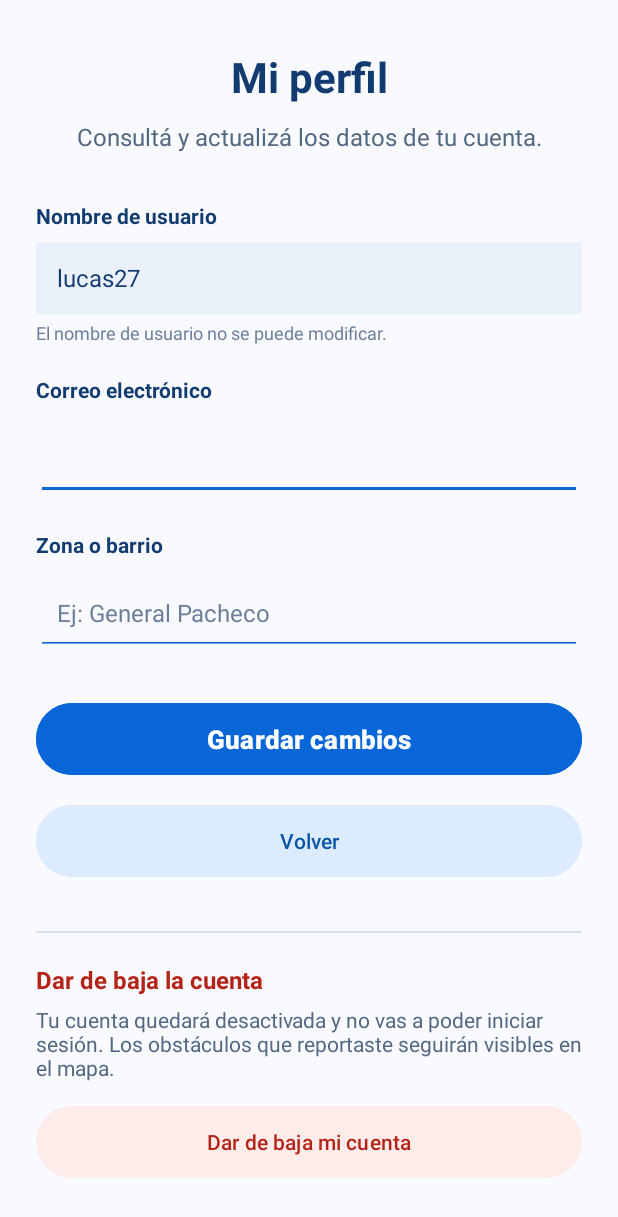
After one commit to agustin-Hz/Rutas-Inclusivas-Android, an Android app: the layout activity_perfil.xml on its own in the app's theme, with its tools: preview values and no code run, on a phone screen of 412 x 824 dp. The commit adds this screen. Shown: the top 1217 px of the screen. Run offline under Robolectric (Android 15) with nearby library versions, the phone set to English and light mode, and no system bars.

Commit message:
Agrega textos y diseno de la pantalla Mi perfil

```diff
--- /dev/null
+++ b/app/src/main/java/rutas/inclusivas/PerfilActivity.java
@@ -0,0 +1,4 @@
+package rutas.inclusivas;
+
+public class PerfilActivity {
+}
--- a/app/src/main/java/rutas/inclusivas/SessionManager.java
+++ b/app/src/main/java/rutas/inclusivas/SessionManager.java
@@ -46,6 +46,12 @@ public class SessionManager {
     public String getCorreo() { return prefs.getString(K_CORREO, ""); }
     public String getZona() { return prefs.getString(K_ZONA, ""); }
 
+    public void actualizarDatos(String correo, String zona) {
+        prefs.edit()
+                .putString(K_CORREO, correo)
+                .putString(K_ZONA, zona == null ? "" : zona)
+                .apply();
+    }
     public void cerrarSesion() {
         prefs.edit().clear().apply();
     }
--- /dev/null
+++ b/app/src/main/res/layout/activity_perfil.xml
@@ -0,0 +1,198 @@
+<?xml version="1.0" encoding="utf-8"?>
+<androidx.constraintlayout.widget.ConstraintLayout
+    xmlns:android="http://schemas.android.com/apk/res/android"
+    xmlns:app="http://schemas.android.com/apk/res-auto"
+    xmlns:tools="http://schemas.android.com/tools"
+    android:id="@+id/perfil"
+    android:layout_width="match_parent"
+    android:layout_height="match_parent"
+    android:background="#F8FAFF"
+    tools:context=".PerfilActivity">
+
+    <ScrollView
+        android:layout_width="0dp"
+        android:layout_height="0dp"
+        android:fillViewport="true"
+        android:paddingStart="24dp"
+        android:paddingEnd="24dp"
+        app:layout_constraintBottom_toBottomOf="parent"
+        app:layout_constraintEnd_toEndOf="parent"
+        app:layout_constraintHorizontal_bias="1.0"
+        app:layout_constraintStart_toStartOf="parent"
+        app:layout_constraintTop_toTopOf="parent"
+        app:layout_constraintVertical_bias="1.0">
+
+        <LinearLayout
+            android:layout_width="match_parent"
+            android:layout_height="wrap_content"
+            android:orientation="vertical"
+            android:paddingTop="32dp"
+            android:paddingBottom="24dp">
+
+            <!-- Título -->
+            <TextView
+                android:layout_width="match_parent"
+                android:layout_height="wrap_content"
+                android:accessibilityHeading="true"
+                android:gravity="center"
+                android:text="@string/perfil_titulo"
+                android:textColor="#123B70"
+                android:textSize="28sp"
+                android:textStyle="bold" />
+
+            <TextView
+                android:layout_width="match_parent"
+                android:layout_height="wrap_content"
+                android:layout_marginTop="10dp"
+                android:gravity="center"
+                android:text="@string/perfil_subtitulo"
+                android:textColor="#526780"
+                android:textSize="16sp" />
+
+            <!-- Nombre de usuario (solo lectura) -->
+            <TextView
+                android:layout_width="match_parent"
+                android:layout_height="wrap_content"
+                android:layout_marginTop="32dp"
+                android:text="@string/label_nombre_usuario"
+                android:textColor="#123B70"
+                android:textSize="14sp"
+                android:textStyle="bold" />
+
+            <TextView
+                android:id="@+id/tvNombrePerfil"
+                android:layout_width="match_parent"
+                android:layout_height="wrap_content"
+                android:layout_marginTop="8dp"
+                android:background="#EAF1FB"
+                android:gravity="center_vertical"
+                android:minHeight="48dp"
+                android:paddingStart="14dp"
+                android:paddingEnd="14dp"
+                android:textColor="#123B70"
+                android:textSize="16sp"
+                tools:text="lucas27" />
+
+            <TextView
+                android:layout_width="match_parent"
+                android:layout_height="wrap_content"
+                android:layout_marginTop="4dp"
+                android:text="@string/perfil_nombre_no_editable"
+                android:textColor="#6B7F99"
+                android:textSize="12sp" />
+
+            <!-- Correo -->
+            <TextView
+                android:layout_width="match_parent"
+                android:layout_height="wrap_content"
+                android:layout_marginTop="20dp"
+                android:labelFor="@id/etCorreoPerfil"
+                android:text="@string/label_correo"
+                android:textColor="#123B70"
+                android:textSize="14sp"
+                android:textStyle="bold" />
+
+            <EditText
+                android:id="@+id/etCorreoPerfil"
+                android:layout_width="match_parent"
+                android:layout_height="56dp"
+                android:layout_marginTop="8dp"
+                android:autofillHints="emailAddress"
+                android:backgroundTint="#0866D9"
+                android:imeOptions="actionNext"
+                android:inputType="textEmailAddress"
+                android:maxLength="100"
+                android:maxLines="1"
+                android:padding="14dp"
+                android:textColor="#123B70"
+                android:textColorHint="#6B7F99"
+                android:textSize="16sp" />
+
+            <!-- Zona -->
+            <TextView
+                android:layout_width="match_parent"
+                android:layout_height="wrap_content"
+                android:layout_marginTop="20dp"
+                android:labelFor="@id/etZonaPerfil"
+                android:text="@string/label_zona"
+                android:textColor="#123B70"
+                android:textSize="14sp"
+                android:textStyle="bold" />
+
+            <EditText
+                android:id="@+id/etZonaPerfil"
+                android:layout_width="match_parent"
+                android:layout_height="56dp"
+                android:layout_marginTop="8dp"
+                android:autofillHints="postalAddress"
+                android:backgroundTint="#0866D9"
+                android:hint="@string/hint_zona"
+                android:imeOptions="actionDone"
+                android:inputType="textCapWords"
+                android:maxLength="100"
+                android:maxLines="1"
+                android:padding="14dp"
+                android:textColor="#123B70"
+                android:textColorHint="#6B7F99"
+                android:textSize="16sp" />
+
+            <!-- Guardar / Volver -->
+            <Button
+                android:id="@+id/btnGuardarPerfil"
+                android:layout_width="match_parent"
+                android:layout_height="56dp"
+                android:layout_marginTop="28dp"
+                android:backgroundTint="#0866D9"
+                android:text="@string/perfil_guardar"
+                android:textColor="#FFFFFF"
+                android:textSize="17sp"
+                android:textStyle="bold" />
+
+            <Button
+                android:id="@+id/btnVolverPerfil"
+                android:layout_width="match_parent"
+                android:layout_height="56dp"
+                android:layout_marginTop="12dp"
+                android:backgroundTint="#DCEBFF"
+                android:text="@string/acc_volver"
+                android:textColor="#0755A6" />
+
+            <!-- Separador -->
+            <View
+                android:layout_width="match_parent"
+                android:layout_height="1dp"
+                android:layout_marginTop="32dp"
+                android:background="#D6DFEB" />
+
+            <!-- Dar de baja -->
+            <TextView
+                android:layout_width="match_parent"
+                android:layout_height="wrap_content"
+                android:layout_marginTop="20dp"
+                android:accessibilityHeading="true"
+                android:text="@string/perfil_baja_seccion"
+                android:textColor="#B42318"
+                android:textSize="16sp"
+                android:textStyle="bold" />
+
+            <TextView
+                android:layout_width="match_parent"
+                android:layout_height="wrap_content"
+                android:layout_marginTop="6dp"
+                android:text="@string/perfil_baja_detalle"
+                android:textColor="#526780"
+                android:textSize="14sp" />
+
+            <Button
+                android:id="@+id/btnBajaCuenta"
+                android:layout_width="match_parent"
+                android:layout_height="56dp"
+                android:layout_marginTop="12dp"
+                android:backgroundTint="#FDECEA"
+                android:text="@string/perfil_baja_boton"
+                android:textColor="#B42318" />
+
+        </LinearLayout>
+    </ScrollView>
+
+</androidx.constraintlayout.widget.ConstraintLayout>
--- a/app/src/main/res/values/strings.xml
+++ b/app/src/main/res/values/strings.xml
@@ -40,7 +40,6 @@
     <string name="ya_tengo_cuenta">Ya tengo una cuenta</string>
     <string name="registro_exitoso">¡Cuenta creada! Ya podés iniciar sesión.</string>
 
-    <!-- Recuperar contraseña -->
     <!-- Recuperar contraseña -->
     <string name="recuperar_titulo">Recuperar contraseña</string>
     <string name="recuperar_no_disponible">Esta función todavía no está disponible. Estamos trabajando en ella.</string>
@@ -100,4 +99,22 @@
     <string name="error_respuesta_invalida">Respuesta inesperada del servidor</string>
     <string name="error_servidor">Ocurrió un error en el servidor. Intentá más tarde.</string>
 
+    <string name="mi_perfil">Mi perfil</string>
+    <string name="perfil_titulo">Mi perfil</string>
+    <string name="perfil_subtitulo">Consultá y actualizá los datos de tu cuenta.</string>
+    <string name="perfil_nombre_no_editable">El nombre de usuario no se puede modificar.</string>
+    <string name="perfil_guardar">Guardar cambios</string>
+    <string name="perfil_guardando">Guardando…</string>
+    <string name="perfil_guardado">Datos actualizados</string>
+    <string name="perfil_sin_cambios">No hay cambios para guardar</string>
+    <string name="perfil_correo_en_uso">Ese correo ya está registrado en otra cuenta</string>
+    <string name="perfil_datos_locales">Sin conexión: se muestran los últimos datos guardados</string>
+    <string name="perfil_baja_seccion">Dar de baja la cuenta</string>
+    <string name="perfil_baja_detalle">Tu cuenta quedará desactivada y no vas a poder iniciar sesión. Los obstáculos que reportaste seguirán visibles en el mapa.</string>
+    <string name="perfil_baja_boton">Dar de baja mi cuenta</string>
+    <string name="perfil_baja_titulo">¿Dar de baja tu cuenta?</string>
+    <string name="perfil_baja_mensaje">No vas a poder volver a iniciar sesión con esta cuenta.</string>
+    <string name="perfil_baja_confirmar">Dar de baja</string>
+    <string name="perfil_baja_cancelar">Cancelar</string>
+    <string name="perfil_baja_ok">Tu cuenta fue dada de baja</string>
 </resources>
```
